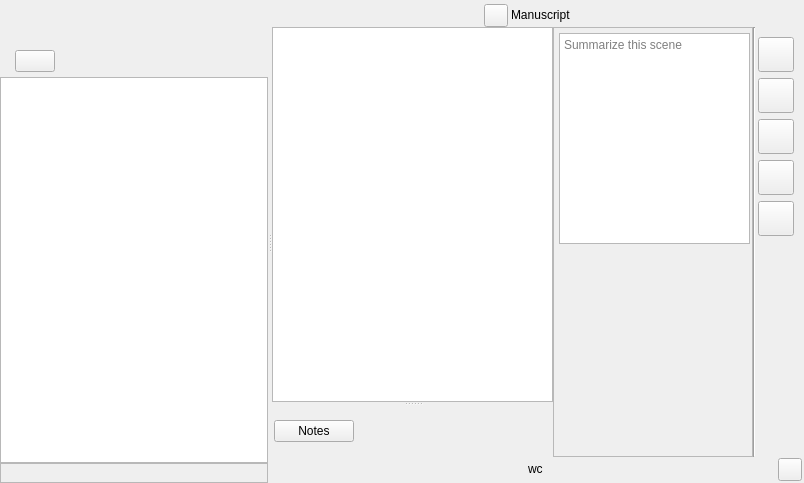
First picture: the form in ui/manuscript_view.ui, repository zkovari/plotlyst, before the edit.
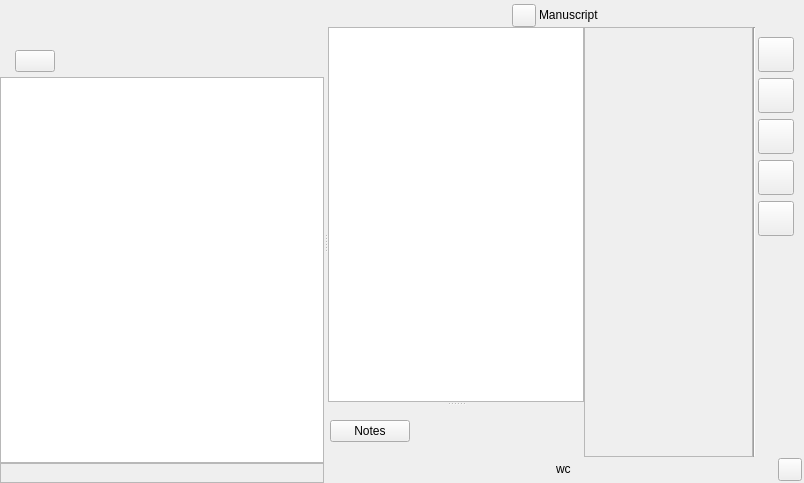
Second picture: the form after the edit. Custom widgets are drawn as their Qt base class.

Commit message: Scene synopsis editor in manuscript view

The edit to the form file:
```diff
--- a/ui/manuscript_view.ui
+++ b/ui/manuscript_view.ui
@@ -411,46 +411,20 @@
                <widget class="QWidget" name="pageInfo">
                 <layout class="QVBoxLayout" name="verticalLayout_11">
                  <property name="spacing">
-                  <number>3</number>
+                  <number>6</number>
                  </property>
                  <property name="leftMargin">
                   <number>5</number>
                  </property>
                  <property name="topMargin">
-                  <number>5</number>
+                  <number>15</number>
                  </property>
                  <property name="rightMargin">
-                  <number>2</number>
+                  <number>5</number>
                  </property>
                  <property name="bottomMargin">
                   <number>2</number>
                  </property>
-                 <item>
-                  <widget class="QTextEdit" name="textSynopsis">
-                   <property name="placeholderText">
-                    <string>Summarize this scene</string>
-                   </property>
-                   <property name="white-bg" stdset="0">
-                    <bool>true</bool>
-                   </property>
-                   <property name="rounded" stdset="0">
-                    <bool>true</bool>
-                   </property>
-                  </widget>
-                 </item>
-                 <item>
-                  <spacer name="verticalSpacer">
-                   <property name="orientation">
-                    <enum>Qt::Vertical</enum>
-                   </property>
-                   <property name="sizeHint" stdset="0">
-                    <size>
-                     <width>20</width>
-                     <height>40</height>
-                    </size>
-                   </property>
-                  </spacer>
-                 </item>
                 </layout>
                </widget>
                <widget class="QWidget" name="pageGoal">
```
The commit also changes 3 other files.
